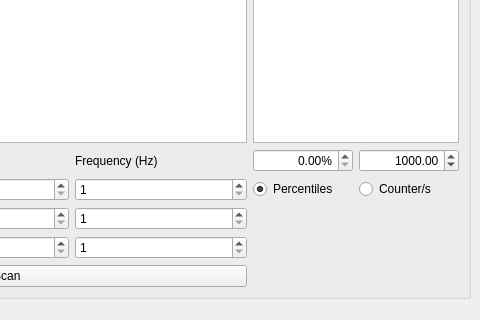
Above: gui/confocal_own/attocubePositionerGUI.ui from rasjen/qudi before the change; both pictures show x 302 to 782 and y 469 to 789 of the 782 by 936 pixel window. Below: the same form after it.
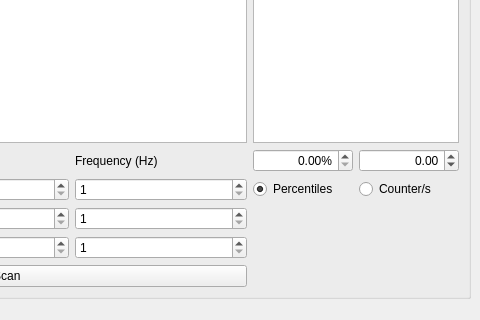
That is the form after the change. Custom widgets are drawn as their Qt base class.

Commit message: low value for counts changed

Patch:
```diff
--- a/gui/confocal_own/attocubePositionerGUI.ui
+++ b/gui/confocal_own/attocubePositionerGUI.ui
@@ -198,7 +198,7 @@
           <double>10000000.000000000000000</double>
          </property>
          <property name="value">
-          <double>1000.000000000000000</double>
+          <double>0.000000000000000</double>
          </property>
         </widget>
        </item>
```
Left out of the diff: 2 changed lines with no effect on the pictures.
